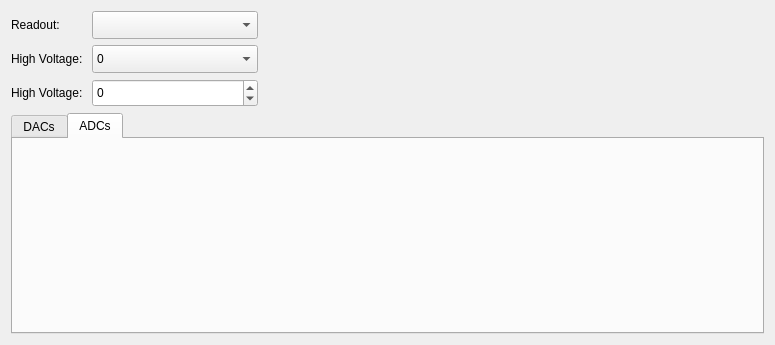
This is slsDetectorGui/forms/form_tab_developer.ui in slsdetectorgroup/slsDetectorPackage as Qt 5 draws it before an edit. The edited form follows.
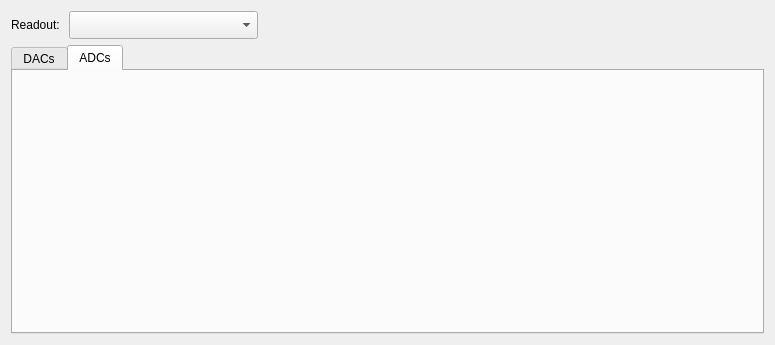
This is the edited form.

Commit message: gui hv moved to settings tab from developer tab, allowed also for eiger

Diff of the .ui file:
```diff
--- a/slsDetectorGui/forms/form_tab_developer.ui
+++ b/slsDetectorGui/forms/form_tab_developer.ui
@@ -32,17 +32,29 @@
    <string>Form</string>
   </property>
   <layout class="QGridLayout" name="gridLayout">
-   <item row="0" column="0">
-    <widget class="QLabel" name="lblReadout">
+   <item row="1" column="0" colspan="3">
+    <widget class="QTabWidget" name="tabWidget">
      <property name="sizePolicy">
-      <sizepolicy hsizetype="Fixed" vsizetype="Preferred">
-       <horstretch>0</horstretch>
+      <sizepolicy hsizetype="Expanding" vsizetype="Expanding">
+       <horstretch>5</horstretch>
        <verstretch>0</verstretch>
       </sizepolicy>
      </property>
-     <property name="text">
-      <string>Readout: </string>
+     <property name="currentIndex">
+      <number>1</number>
      </property>
+     <widget class="QWidget" name="tabDAC">
+      <attribute name="title">
+       <string>DACs</string>
+      </attribute>
+      <layout class="QGridLayout" name="gridlayoutDac"/>
+     </widget>
+     <widget class="QWidget" name="tabADC">
+      <attribute name="title">
+       <string>ADCs</string>
+      </attribute>
+      <layout class="QGridLayout" name="gridlayoutAdc"/>
+     </widget>
     </widget>
    </item>
    <item row="0" column="1">
@@ -77,145 +89,19 @@
      </property>
     </spacer>
    </item>
-   <item row="1" column="0">
-    <widget class="QLabel" name="lblComboHV">
+   <item row="0" column="0">
+    <widget class="QLabel" name="lblReadout">
      <property name="sizePolicy">
       <sizepolicy hsizetype="Fixed" vsizetype="Preferred">
        <horstretch>0</horstretch>
        <verstretch>0</verstretch>
       </sizepolicy>
      </property>
-     <property name="toolTip">
-      <string>&lt;html&gt;&lt;head/&gt;&lt;body&gt;&lt;p&gt;High Voltage&lt;/p&gt;&lt;p&gt; #highvoltage#&lt;/p&gt;&lt;/body&gt;&lt;/html&gt;</string>
-     </property>
      <property name="text">
-      <string>High Voltage: </string>
+      <string>Readout: </string>
      </property>
     </widget>
    </item>
-   <item row="1" column="1">
-    <widget class="QComboBox" name="comboHV">
-     <property name="sizePolicy">
-      <sizepolicy hsizetype="Expanding" vsizetype="Fixed">
-       <horstretch>0</horstretch>
-       <verstretch>0</verstretch>
-      </sizepolicy>
-     </property>
-     <property name="minimumSize">
-      <size>
-       <width>0</width>
-       <height>28</height>
-      </size>
-     </property>
-     <property name="toolTip">
-      <string>&lt;html&gt;&lt;head/&gt;&lt;body&gt;&lt;p&gt;High Voltage&lt;/p&gt;&lt;p&gt; #highvoltage#&lt;/p&gt;&lt;/body&gt;&lt;/html&gt;</string>
-     </property>
-     <item>
-      <property name="text">
-       <string>0</string>
-      </property>
-     </item>
-     <item>
-      <property name="text">
-       <string>90</string>
-      </property>
-     </item>
-     <item>
-      <property name="text">
-       <string>110</string>
-      </property>
-     </item>
-     <item>
-      <property name="text">
-       <string>120</string>
-      </property>
-     </item>
-     <item>
-      <property name="text">
-       <string>150</string>
-      </property>
-     </item>
-     <item>
-      <property name="text">
-       <string>180</string>
-      </property>
-     </item>
-     <item>
-      <property name="text">
-       <string>200</string>
-      </property>
-     </item>
-    </widget>
-   </item>
-   <item row="2" column="0">
-    <widget class="QLabel" name="lblSpinHV">
-     <property name="sizePolicy">
-      <sizepolicy hsizetype="Fixed" vsizetype="Preferred">
-       <horstretch>0</horstretch>
-       <verstretch>0</verstretch>
-      </sizepolicy>
-     </property>
-     <property name="toolTip">
-      <string>&lt;html&gt;&lt;head/&gt;&lt;body&gt;&lt;p&gt;High Voltage. Range: 60 - 200V. Swich off high voltage by setting to 0.&lt;/p&gt;&lt;p&gt;-1 corresponds to different values from detectors.&lt;/p&gt;&lt;p&gt;#highvoltage#&lt;/p&gt;&lt;/body&gt;&lt;/html&gt;</string>
-     </property>
-     <property name="text">
-      <string>High Voltage: </string>
-     </property>
-    </widget>
-   </item>
-   <item row="2" column="1">
-    <widget class="QSpinBox" name="spinHV">
-     <property name="sizePolicy">
-      <sizepolicy hsizetype="Expanding" vsizetype="Fixed">
-       <horstretch>0</horstretch>
-       <verstretch>0</verstretch>
-      </sizepolicy>
-     </property>
-     <property name="minimumSize">
-      <size>
-       <width>0</width>
-       <height>28</height>
-      </size>
-     </property>
-     <property name="toolTip">
-      <string>&lt;html&gt;&lt;head/&gt;&lt;body&gt;&lt;p&gt;High Voltage. Range: 60 - 200V. Swich off high voltage by setting to 0.&lt;/p&gt;&lt;p&gt;-1 corresponds to different values from detectors.&lt;/p&gt;&lt;p&gt;#highvoltage#&lt;/p&gt;&lt;/body&gt;&lt;/html&gt;</string>
-     </property>
-     <property name="keyboardTracking">
-      <bool>false</bool>
-     </property>
-     <property name="minimum">
-      <number>-1</number>
-     </property>
-     <property name="maximum">
-      <number>200</number>
-     </property>
-    </widget>
-   </item>
-   <item row="3" column="0" colspan="3">
-    <widget class="QTabWidget" name="tabWidget">
-     <property name="sizePolicy">
-      <sizepolicy hsizetype="Expanding" vsizetype="Expanding">
-       <horstretch>5</horstretch>
-       <verstretch>0</verstretch>
-      </sizepolicy>
-     </property>
-     <property name="currentIndex">
-      <number>1</number>
-     </property>
-     <widget class="QWidget" name="tabDAC">
-      <attribute name="title">
-       <string>DACs</string>
-      </attribute>
-      <layout class="QGridLayout" name="gridlayoutDac"/>
-     </widget>
-     <widget class="QWidget" name="tabADC">
-      <attribute name="title">
-       <string>ADCs</string>
-      </attribute>
-      <layout class="QGridLayout" name="gridlayoutAdc"/>
-     </widget>
-    </widget>
-   </item>
   </layout>
  </widget>
  <resources>
```
The commit also changes 5 other files.
